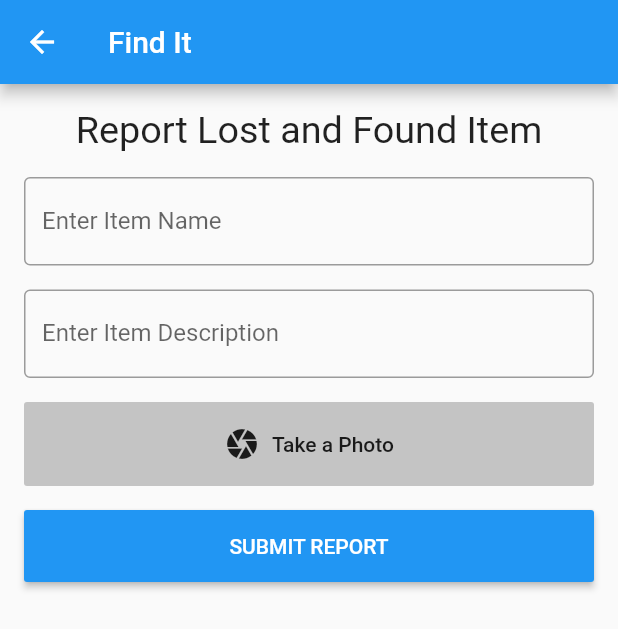
After one commit to ongebo/find-it-offline-first, a Flutter app: the HomePage screen opened directly, after a tap on the "add" icon, on a phone screen of 412 x 824 dp. The commit adds this screen. Shown: the top 629 px of the screen. Run offline on Flutter 3.47's test engine with Material 2 defaults, Android fonts, the phone set to English and light mode, and no system bars.

Commit message:
Add lost and found item report page

```diff
--- a/lib/ui/home/home.dart
+++ b/lib/ui/home/home.dart
@@ -1,4 +1,5 @@
 import 'package:findit_offline_first/ui/home/lost_and_found_card.dart';
+import 'package:findit_offline_first/ui/report_lost_and_found_item.dart';
 import 'package:flutter/cupertino.dart';
 import 'package:flutter/material.dart';
 
@@ -14,6 +15,14 @@ class _HomePageState extends State<HomePage> {
       appBar: AppBar(
         automaticallyImplyLeading: false,
         title: Text('Lost and Found'),
+        actions: [
+          IconButton(
+              icon: Icon(Icons.add),
+              onPressed: () {
+                Navigator.of(context).push(MaterialPageRoute(
+                    builder: (context) => ReportLostAndFoundItemPage()));
+              }),
+        ],
       ),
       body: GridView.count(
         crossAxisCount: 2,
--- /dev/null
+++ b/lib/ui/report_lost_and_found_item.dart
@@ -0,0 +1,93 @@
+import 'package:flutter/cupertino.dart';
+import 'package:flutter/material.dart';
+
+class ReportLostAndFoundItemPage extends StatefulWidget {
+  @override
+  _ReportLostAndFoundItemPageState createState() =>
+      _ReportLostAndFoundItemPageState();
+}
+
+class _ReportLostAndFoundItemPageState
+    extends State<ReportLostAndFoundItemPage> {
+  @override
+  Widget build(BuildContext context) {
+    return Scaffold(
+      appBar: AppBar(
+        title: Text('Find It'),
+      ),
+      body: Padding(
+        padding: const EdgeInsets.only(left: 16.0, right: 16.0),
+        child: ListView(
+          children: [
+            SizedBox(
+              height: 16.0,
+            ),
+            Text(
+              'Report Lost and Found Item',
+              textAlign: TextAlign.center,
+              textScaleFactor: 1.8,
+            ),
+            SizedBox(
+              height: 16.0,
+            ),
+            TextFormField(
+              decoration: InputDecoration(
+                  labelText: 'Enter Item Name', border: OutlineInputBorder()),
+            ),
+            SizedBox(
+              height: 16.0,
+            ),
+            TextFormField(
+              decoration: InputDecoration(
+                  labelText: 'Enter Item Description',
+                  border: OutlineInputBorder()),
+            ),
+            SizedBox(
+              height: 16.0,
+            ),
+            FlatButton(
+                color: Color(0xffc4c4c4),
+                onPressed: _onTakePhotoClick,
+                child: Padding(
+                  padding: const EdgeInsets.only(top: 16.0, bottom: 16.0),
+                  child: Row(
+                    mainAxisAlignment: MainAxisAlignment.center,
+                    children: [
+                      Icon(Icons.camera),
+                      SizedBox(
+                        width: 8.0,
+                      ),
+                      Text(
+                        'Take a Photo',
+                      )
+                    ],
+                  ),
+                )),
+            SizedBox(
+              height: 16.0,
+            ),
+            RaisedButton(
+              color: Colors.blue,
+              onPressed: _onSignUpClick,
+              child: Padding(
+                padding: const EdgeInsets.only(top: 16.0, bottom: 16.0),
+                child: Text(
+                  'SUBMIT REPORT',
+                  style: TextStyle(color: Colors.white),
+                ),
+              ),
+            ),
+          ],
+        ),
+      ),
+    );
+  }
+
+  void _onTakePhotoClick() async {
+    // TODO: Implement
+  }
+
+  void _onSignUpClick() async {
+    // TODO: Implement
+  }
+}
```
